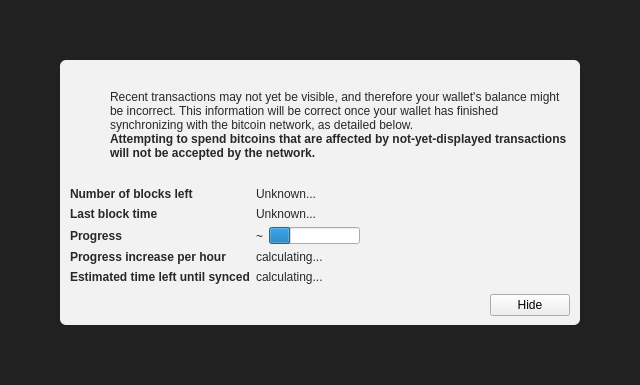
First picture: the form in src/qt/forms/modaloverlay.ui, repository carboncointrust/CC, before the edit.
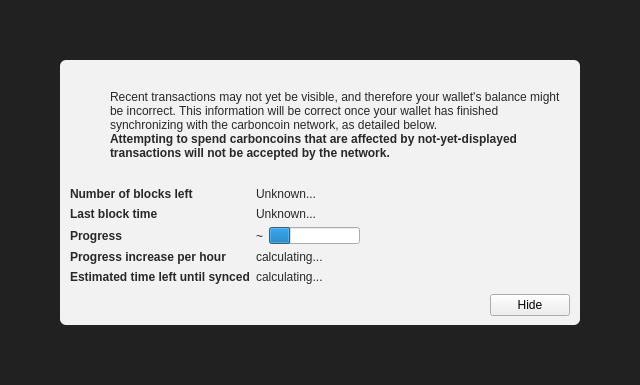
Second picture: the form after the edit. Icons and pictures are not drawn. Custom widgets are drawn as their Qt base class.

Patch:
```diff
--- a/src/qt/forms/modaloverlay.ui
+++ b/src/qt/forms/modaloverlay.ui
@@ -130,7 +130,7 @@
              <item>
               <widget class="QLabel" name="infoText">
                <property name="text">
-                <string>Recent transactions may not yet be visible, and therefore your wallet's balance might be incorrect. This information will be correct once your wallet has finished synchronizing with the bitcoin network, as detailed below.</string>
+                <string>Recent transactions may not yet be visible, and therefore your wallet's balance might be incorrect. This information will be correct once your wallet has finished synchronizing with the carboncoin network, as detailed below.</string>
                </property>
                <property name="textFormat">
                 <enum>Qt::RichText</enum>
@@ -149,7 +149,7 @@
                 </font>
                </property>
                <property name="text">
-                <string>Attempting to spend bitcoins that are affected by not-yet-displayed transactions will not be accepted by the network.</string>
+                <string>Attempting to spend carboncoins that are affected by not-yet-displayed transactions will not be accepted by the network.</string>
                </property>
                <property name="textFormat">
                 <enum>Qt::RichText</enum>
```
